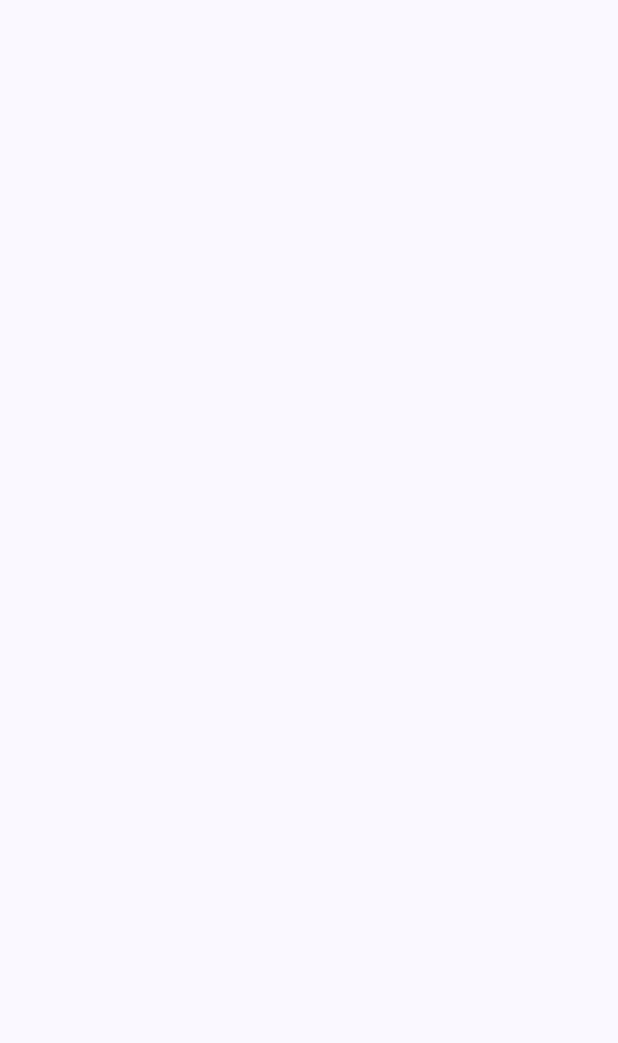
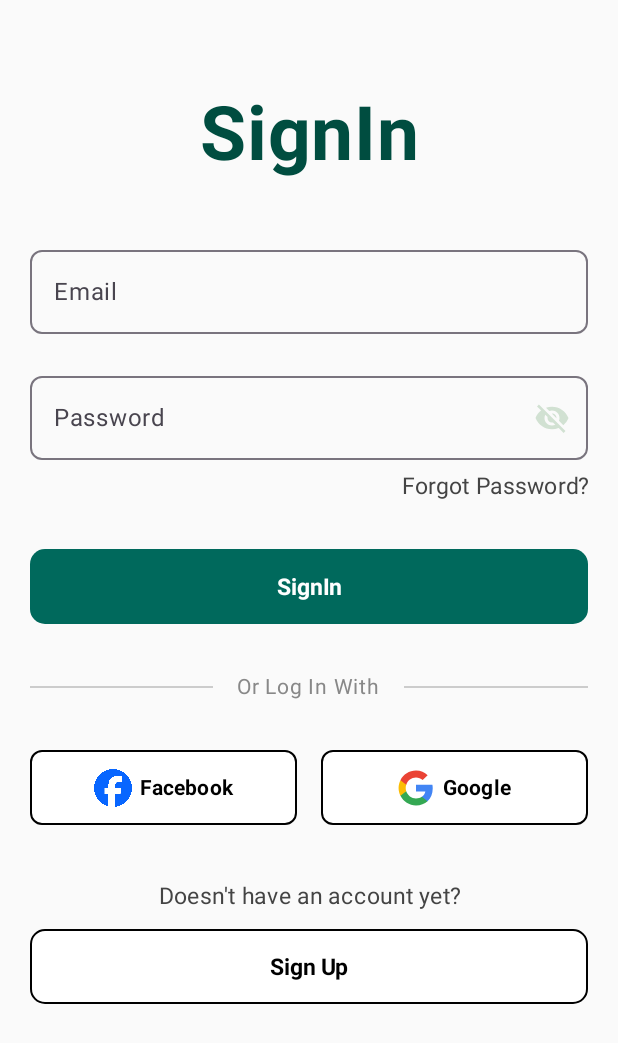
Before and after one commit to armanhovsepyan98/AuthModule, an Android app built with Jetpack Compose: the screen it shows after launch (MainActivity), on a phone screen of 412 x 824 dp. Before the commit the part shown is empty. Shown: the top 1043 px of the screen. Run offline under Robolectric (Android 15) with nearby library versions, the phone set to English and light mode, and no system bars.

Commit message:
Create Components SignInScreen Implementation and State Handling Navigation

```diff
--- a/app/src/main/java/com/authmodule/MainActivity.kt
+++ b/app/src/main/java/com/authmodule/MainActivity.kt
@@ -3,13 +3,7 @@ package com.authmodule
 import android.os.Bundle
 import androidx.activity.ComponentActivity
 import androidx.activity.compose.setContent
-import androidx.compose.foundation.layout.fillMaxSize
-import androidx.compose.material3.MaterialTheme
-import androidx.compose.material3.Surface
-import androidx.compose.material3.Text
-import androidx.compose.runtime.Composable
-import androidx.compose.ui.Modifier
-import androidx.compose.ui.tooling.preview.Preview
+import com.authmodule.navigation.Navigation
 import com.authmodule.ui.theme.AuthModuleTheme
 
 class MainActivity : ComponentActivity() {
@@ -17,13 +11,7 @@ class MainActivity : ComponentActivity() {
         super.onCreate(savedInstanceState)
         setContent {
             AuthModuleTheme {
-                // A surface container using the 'background' color from the theme
-                Surface(
-                    modifier = Modifier.fillMaxSize(),
-                    color = MaterialTheme.colorScheme.background
-                ) {
-
-                }
+                Navigation()
             }
         }
     }
--- /dev/null
+++ b/app/src/main/java/com/authmodule/navigation/Navigation.kt
@@ -0,0 +1,35 @@
+package com.authmodule.navigation
+
+import androidx.compose.runtime.Composable
+import androidx.navigation.compose.NavHost
+import androidx.navigation.compose.composable
+import androidx.navigation.compose.rememberNavController
+import com.authmodule.presentation.signin.SignInScreen
+import com.authmodule.presentation.signin.SignInViewModel
+import com.authmodule.presentation.signup.SignUpScreen
+import com.authmodule.presentation.signup.SignUpViewModel
+
+
+@Composable
+fun Navigation() {
+    val navController = rememberNavController()
+    NavHost(
+        navController = navController,
+        startDestination = ScreenRoutes.SignInScreen.route
+    ){
+        composable(ScreenRoutes.SignInScreen.route){
+            val viewModel = SignInViewModel()
+            SignInScreen(viewModel)
+        }
+        composable(ScreenRoutes.SignUpScreen.route){
+            val viewModel = SignUpViewModel()
+            SignUpScreen()
+        }
+    }
+
+}
+
+sealed class ScreenRoutes(val route:String){
+    object SignInScreen:ScreenRoutes("sign_in_screen")
+    object SignUpScreen:ScreenRoutes("sign_up_screen")
+}
--- /dev/null
+++ b/app/src/main/java/com/authmodule/presentation/components/AppButtons.kt
@@ -0,0 +1,99 @@
+package com.authmodule.presentation.components
+
+import androidx.compose.foundation.BorderStroke
+import androidx.compose.foundation.Image
+import androidx.compose.foundation.layout.Arrangement
+import androidx.compose.foundation.layout.Row
+import androidx.compose.foundation.layout.Spacer
+import androidx.compose.foundation.layout.fillMaxSize
+import androidx.compose.foundation.layout.fillMaxWidth
+import androidx.compose.foundation.layout.height
+import androidx.compose.foundation.layout.padding
+import androidx.compose.foundation.layout.size
+import androidx.compose.foundation.layout.width
+import androidx.compose.foundation.shape.RoundedCornerShape
+import androidx.compose.material3.Button
+import androidx.compose.material3.ButtonDefaults
+import androidx.compose.material3.Icon
+import androidx.compose.material3.MaterialTheme
+import androidx.compose.material3.Text
+import androidx.compose.runtime.Composable
+import androidx.compose.ui.Alignment
+import androidx.compose.ui.Modifier
+import androidx.compose.ui.graphics.Color
+import androidx.compose.ui.graphics.painter.Painter
+import androidx.compose.ui.graphics.vector.ImageVector
+import androidx.compose.ui.res.painterResource
+import androidx.compose.ui.text.font.FontWeight
+import androidx.compose.ui.unit.dp
+import androidx.compose.ui.unit.sp
+import com.authmodule.R
+
+@Composable
+fun AppButton(
+    buttonTxt: String,
+    backgroundColor: Color = MaterialTheme.colorScheme.primary,
+    onButtonClick: () -> Unit,
+) {
+    Button(
+        onClick = {
+            onButtonClick()
+        },
+        modifier = Modifier
+            .fillMaxWidth()
+            .height(50.dp),
+        shape = RoundedCornerShape(10.dp),
+        colors = ButtonDefaults.buttonColors(containerColor = backgroundColor),
+        border = if (backgroundColor == Color.White) BorderStroke(1.dp, Color.Black) else null
+    ) {
+        Text(
+            text = buttonTxt,
+            color = if (backgroundColor == Color.White) Color.Black else Color.White,
+            fontSize = 15.sp,
+            fontWeight = FontWeight.Bold
+        )
+    }
+}
+
+
+@Composable
+fun SocialMediaButton(
+    onClick: () -> Unit,
+    painter: Painter,
+    buttonText: String,
+    modifier: Modifier
+) {
+    Button(
+        onClick = { onClick() },
+        modifier = modifier
+            .fillMaxWidth()
+            .height(50.dp),
+        colors = ButtonDefaults.buttonColors(
+            containerColor = Color.White
+        ),
+        border = BorderStroke(1.dp, Color.Black),
+        shape = RoundedCornerShape(8.dp)
+    ) {
+        Row(
+            modifier = Modifier
+                .fillMaxSize(),
+            verticalAlignment = Alignment.CenterVertically,
+            horizontalArrangement = Arrangement.Center
+        ) {
+            Image(
+                modifier = Modifier.size(25.dp),
+                painter = painter,
+                contentDescription = null,
+            )
+
+            Spacer(modifier = Modifier.width(5.dp))
+
+            Text(
+                text = buttonText,
+                color = Color.Black,
+                fontSize = 14.sp,
+                fontWeight = FontWeight.Bold
+            )
+        }
+    }
+}
--- /dev/null
+++ b/app/src/main/java/com/authmodule/presentation/components/AppTextFields.kt
@@ -0,0 +1,125 @@
+package com.authmodule.presentation.components
+
+import androidx.compose.foundation.layout.fillMaxWidth
+import androidx.compose.foundation.shape.RoundedCornerShape
+import androidx.compose.foundation.text.KeyboardOptions
+import androidx.compose.material.icons.Icons
+import androidx.compose.material.icons.filled.Visibility
+import androidx.compose.material.icons.filled.VisibilityOff
+import androidx.compose.material3.ExperimentalMaterial3Api
+import androidx.compose.material3.Icon
+import androidx.compose.material3.IconButton
+import androidx.compose.material3.MaterialTheme
+import androidx.compose.material3.OutlinedTextField
+import androidx.compose.material3.Text
+import androidx.compose.material3.TextFieldDefaults
+import androidx.compose.runtime.Composable
+import androidx.compose.runtime.mutableStateOf
+import androidx.compose.runtime.remember
+import androidx.compose.ui.Modifier
+import androidx.compose.ui.graphics.Color
+import androidx.compose.ui.text.input.ImeAction
+import androidx.compose.ui.text.input.PasswordVisualTransformation
+import androidx.compose.ui.text.input.VisualTransformation
+import androidx.compose.ui.unit.dp
+
+@OptIn(ExperimentalMaterial3Api::class, ExperimentalMaterial3Api::class)
+@Composable
+fun EmailTextField(
+    labelValue: String,
+    hint: String,
+    textValue: String,
+    onTextChanged: (String) -> Unit,
+    isError: Boolean = false
+) {
+    OutlinedTextField(
+        modifier = Modifier.fillMaxWidth(),
+        value = textValue,
+        singleLine = true,
+        onValueChange = { newValue ->
+            onTextChanged(newValue)
+        },
+        label = {
+            Text(text = labelValue)
+        },
+        placeholder = {
+            Text(
+                text = hint,
+                color = MaterialTheme.colorScheme.secondary.copy(alpha = 0.2f),
+            )
+        },
+        keyboardOptions = KeyboardOptions(
+            imeAction = ImeAction.Next
+        ),
+        colors = TextFieldDefaults.outlinedTextFieldColors(
+            textColor = MaterialTheme.colorScheme.primary,
+        ),
+        shape = RoundedCornerShape(8.dp),
+    )
+}
+
+@OptIn(ExperimentalMaterial3Api::class, ExperimentalMaterial3Api::class)
+@Composable
+fun PasswordTextField(
+    labelValue: String,
+    hint: String,
+    textValue: String,
+    onTextChanged: (String) -> Unit,
+    isError: Boolean = false
+) {
+
+    val passwordVisibility = remember {
+        mutableStateOf(false)
+    }
+
+    OutlinedTextField(
+        modifier = Modifier.fillMaxWidth(),
+        value = textValue,
+        singleLine = true,
+        onValueChange = { newValue ->
+            onTextChanged(newValue)
+        },
+        label = {
+            Text(text = labelValue)
+        },
+        placeholder = {
+            Text(
+                text = hint,
+                color = MaterialTheme.colorScheme.secondary.copy(alpha = 0.2f),
+            )
+        },
+        trailingIcon = {
+            val iconImage = if (passwordVisibility.value) {
+                Icons.Filled.Visibility
+            } else {
+                Icons.Filled.VisibilityOff
+            }
+
+            val descriptions = if (passwordVisibility.value) {
+                "Hide password"
+            } else {
+                "Show Password"
+            }
+
+            IconButton(onClick = { passwordVisibility.value = !passwordVisibility.value }) {
+                Icon(
+                    imageVector = iconImage,
+                    contentDescription = descriptions,
+                    tint = MaterialTheme.colorScheme.secondary.copy(alpha = 0.2f)
+                )
+            }
+        },
+        visualTransformation = if (passwordVisibility.value) {
+            VisualTransformation.None
+        } else {
+            PasswordVisualTransformation()
+        },
+        keyboardOptions = KeyboardOptions(
+            imeAction = ImeAction.Done
+        ),
+        colors = TextFieldDefaults.outlinedTextFieldColors(
+            textColor = MaterialTheme.colorScheme.primary,
+        ),
+        shape = RoundedCornerShape(8.dp),
+    )
+}
--- /dev/null
+++ b/app/src/main/java/com/authmodule/presentation/components/Background.kt
@@ -0,0 +1,44 @@
+package com.authmodule.presentation.components
+
+import androidx.compose.foundation.background
+import androidx.compose.foundation.gestures.detectTapGestures
+import androidx.compose.foundation.layout.Box
+import androidx.compose.foundation.layout.Column
+import androidx.compose.foundation.layout.fillMaxHeight
+import androidx.compose.foundation.layout.fillMaxSize
+import androidx.compose.foundation.layout.padding
+import androidx.compose.material3.MaterialTheme
+import androidx.compose.runtime.Composable
+import androidx.compose.ui.Modifier
+import androidx.compose.ui.focus.FocusRequester
+import androidx.compose.ui.focus.focusRequester
+import androidx.compose.ui.input.pointer.pointerInput
+import androidx.compose.ui.platform.LocalFocusManager
+import androidx.compose.ui.unit.dp
+
+@Composable
+fun Background(
+    body: @Composable () -> Unit,
+) {
+    val focusRequester = FocusRequester()
+    val focusManager = LocalFocusManager.current
+
+    Box(
+        modifier = Modifier
+            .fillMaxSize()
+            .focusRequester(focusRequester)
+            .pointerInput(Unit) {
+                detectTapGestures(onTap = {
+                    focusManager.clearFocus()
+                })
+            }
+    ) {
+        Column(
+            modifier = Modifier
+                .padding(start = 20.dp, end = 20.dp)
+                .fillMaxSize()
+        ) {
+            body()
+        }
+    }
+}
--- /dev/null
+++ b/app/src/main/java/com/authmodule/presentation/signin/SignInScreen.kt
@@ -0,0 +1,186 @@
+package com.authmodule.presentation.signin
+
+import androidx.compose.foundation.background
+import androidx.compose.foundation.layout.Arrangement
+import androidx.compose.foundation.layout.Box
+import androidx.compose.foundation.layout.Row
+import androidx.compose.foundation.layout.Spacer
+import androidx.compose.foundation.layout.fillMaxWidth
+import androidx.compose.foundation.layout.height
+import androidx.compose.foundation.layout.padding
+import androidx.compose.foundation.layout.width
+import androidx.compose.material3.MaterialTheme
+import androidx.compose.material3.Text
+import androidx.compose.runtime.Composable
+import androidx.compose.runtime.getValue
+import androidx.compose.runtime.mutableStateOf
+import androidx.compose.runtime.remember
+import androidx.compose.runtime.setValue
+import androidx.compose.ui.Alignment
+import androidx.compose.ui.Modifier
+import androidx.compose.ui.graphics.Color
+import androidx.compose.ui.res.painterResource
+import androidx.compose.ui.text.font.FontWeight
+import androidx.compose.ui.text.style.TextAlign
+import androidx.compose.ui.unit.dp
+import androidx.compose.ui.unit.sp
+import com.authmodule.R
+import com.authmodule.presentation.components.AppButton
+import com.authmodule.presentation.components.Background
+import com.authmodule.presentation.components.EmailTextField
+import com.authmodule.presentation.components.PasswordTextField
+import com.authmodule.presentation.components.SocialMediaButton
+
+@Composable
+fun SignInScreen(viewModel: SignInViewModel) {
+    Background {
+        HeaderComponent()
+        InputFieldsComponent(viewModel)
+        ButtonsField()
+    }
+}
+
+@Composable
+fun HeaderComponent() {
+    Text(
+        modifier = Modifier
+            .fillMaxWidth()
+            .padding(top = 60.dp),
+        fontSize = 50.sp,
+        fontWeight = FontWeight.Bold,
+        text = "SignIn",
+        color = MaterialTheme.colorScheme.onPrimary,
+        textAlign = TextAlign.Center
+    )
+}
+
+@Composable
+fun InputFieldsComponent(viewModel: SignInViewModel) {
+    Spacer(modifier = Modifier.height(40.dp))
+    EmailTextField(
+        labelValue = "Email",
+        hint = "example@gmail.com",
+        textValue = viewModel.signInUIState.value.email,
+        onTextChanged = {
+            viewModel.onEvent(SignInUIEvent.EmailChanged(it))
+        }
+    )
+
+
+    Spacer(modifier = Modifier.height(20.dp))
+
+    PasswordTextField(
+        labelValue = "Password",
+        hint = "Enter your password",
+        textValue = viewModel.signInUIState.value.password,
+        onTextChanged = {
+            viewModel.onEvent(SignInUIEvent.PasswordChanged(it))
+        },
+    )
+
+    Text(
+        modifier = Modifier
+            .fillMaxWidth()
+            .padding(top = 5.dp),
+        fontSize = 15.sp,
+        color = Color.DarkGray,
+        textAlign = TextAlign.End,
+        text = "Forgot Password?"
+    )
+}
+
+@Composable
+fun ButtonsField() {
+    Spacer(modifier = Modifier.height(30.dp))
+    AppButton(
+        buttonTxt = "SignIn"
+    ) {}
+    Spacer(modifier = Modifier.height(30.dp))
+    LogInWithTextSeperator()
+    Spacer(modifier = Modifier.height(30.dp))
+    SocialMediaButtonsRow()
+    Spacer(modifier = Modifier.height(30.dp))
+    DoesNotHaveAccountTxt()
+    Spacer(modifier = Modifier.height(10.dp))
+    AppButton(
+        buttonTxt = "Sign Up",
+        backgroundColor = Color.White
+    ) {}
+}
+
+@Composable
+fun DoesNotHaveAccountTxt() {
+    Text(
+        modifier = Modifier
+            .fillMaxWidth()
+            .padding(top = 5.dp),
+        fontSize = 15.sp,
+        color = Color.DarkGray,
+        textAlign = TextAlign.Center,
+        text = "Doesn't have an account yet?",
+    )
+}
+
+@Composable
+fun SocialMediaButtonsRow() {
+    Row(
+        modifier = Modifier.fillMaxWidth(),
+        horizontalArrangement = Arrangement.SpaceBetween
+    ) {
+        SocialMediaButton(
+            onClick = {
+                // Handle Facebook button click
+            },
+            painter = painterResource(id = R.drawable.facebook),
+            buttonText = "Facebook",
+            modifier = Modifier
+                .weight(1f)
+                .padding(end = 8.dp)
+        )
+        SocialMediaButton(
+            onClick = {
+                // Handle Google button click
+            },
+            painter = painterResource(id = R.drawable.google),
+            buttonText = "Google",
+            modifier = Modifier
+                .weight(1f)
+                .padding(start = 8.dp)
+        )
+    }
+}
+
+
+@Composable
+fun LogInWithTextSeperator() {
+    Row(
+        modifier = Modifier
+            .fillMaxWidth(),
+        horizontalArrangement = Arrangement.Center,
+        verticalAlignment = Alignment.CenterVertically
+    ) {
+        Box(
+            modifier = Modifier
+                .height(1.dp)
+                .weight(1f)
+                .background(Color.LightGray)
+        )
+
+        Spacer(modifier = Modifier.width(16.dp))
+
+        Text(
+            text = "Or Log In With",
+            color = Color.Gray,
+            fontSize = 14.sp,
+        )
+
+        Spacer(modifier = Modifier.width(16.dp))
+
+        Box(
+            modifier = Modifier
+                .height(1.dp)
+                .weight(1f)
+                .background(Color.LightGray)
+        )
+    }
+}
--- /dev/null
+++ b/app/src/main/java/com/authmodule/presentation/signin/SignInViewModel.kt
@@ -0,0 +1,60 @@
+package com.authmodule.presentation.signin
+
+import androidx.compose.runtime.getValue
+import androidx.compose.runtime.mutableStateOf
+import androidx.compose.runtime.setValue
+import androidx.lifecycle.ViewModel
+
+class SignInViewModel : ViewModel() {
+
+    var uiState by mutableStateOf<State>(State.Initial)
+        private set
+
+    var signInUIState = mutableStateOf(SignInUIState())
+
+    fun onEvent(event: SignInUIEvent) {
+        when (event) {
+            is SignInUIEvent.EmailChanged -> {
+                signInUIState.value = signInUIState.value.copy(
+                    email = event.email
+                )
+            }
+
+            is SignInUIEvent.PasswordChanged -> {
+                signInUIState.value = signInUIState.value.copy(
+                    password = event.password
+                )
+            }
+
+            is SignInUIEvent.FacebookBtnClicked -> TODO()
+            is SignInUIEvent.ForgotPasswordTxtClicked -> TODO()
+            is SignInUIEvent.GoogleBtnClicked -> TODO()
+            is SignInUIEvent.SignInBtnClicked -> TODO()
+            is SignInUIEvent.SignUpBtnClicked -> TODO()
+        }
+    }
+}
+
+data class SignInUIState(
+    var email: String = "",
+    var password: String = "",
+)
+
+sealed class SignInUIEvent {
+    data class EmailChanged(val email: String) : SignInUIEvent()
+    data class PasswordChanged(val password: String) : SignInUIEvent()
+
+    object ForgotPasswordTxtClicked : SignInUIEvent()
+
+    object SignInBtnClicked : SignInUIEvent()
+    object SignUpBtnClicked : SignInUIEvent()
+    object GoogleBtnClicked : SignInUIEvent()
+    object FacebookBtnClicked : SignInUIEvent()
+}
+
+sealed class State {
+    object Initial : State()
+    object Loading : State()
+    open class Error(val messageRes: String) : State()
+    open class ErrorWithCode(val message: String) : State()
+}
--- /dev/null
+++ b/app/src/main/java/com/authmodule/presentation/signup/SignUpScreen.kt
@@ -0,0 +1,9 @@
+package com.authmodule.presentation.signup
+
+import androidx.compose.runtime.Composable
+
+@Composable
+fun SignUpScreen() {
+
+
+}
--- /dev/null
+++ b/app/src/main/java/com/authmodule/presentation/signup/SignUpViewModel.kt
@@ -0,0 +1,6 @@
+package com.authmodule.presentation.signup
+
+import androidx.lifecycle.ViewModel
+
+class SignUpViewModel:ViewModel() {
+}
--- a/app/src/main/java/com/authmodule/ui/theme/Theme.kt
+++ b/app/src/main/java/com/authmodule/ui/theme/Theme.kt
@@ -10,38 +10,39 @@ import androidx.compose.material3.dynamicLightColorScheme
 import androidx.compose.material3.lightColorScheme
 import androidx.compose.runtime.Composable
 import androidx.compose.runtime.SideEffect
+import androidx.compose.ui.graphics.Color
 import androidx.compose.ui.graphics.toArgb
 import androidx.compose.ui.platform.LocalContext
 import androidx.compose.ui.platform.LocalView
 import androidx.core.view.WindowCompat
 
 private val DarkColorScheme = darkColorScheme(
-    primary = Purple80,
-    secondary = PurpleGrey80,
-    tertiary = Pink80
+    primary = Color(0xFF00695C), // Dark green
+    onPrimary = Color(0xFF004D40), // Darker green
+    secondary = Color(0xFF2E7D32), // Green accent
+    onSecondary = Color(0xFF1B5E20), // Darker green accent
+    background = Color.Black,
+    surface = Color.White,
+    onBackground = Color.White,
+    onSurface = Color.White
 )
 
 private val LightColorScheme = lightColorScheme(
-    primary = Purple40,
-    secondary = PurpleGrey40,
-    tertiary = Pink40
-
-    /* Other default colors to override
-    background = Color(0xFFFFFBFE),
-    surface = Color(0xFFFFFBFE),
-    onPrimary = Color.White,
-    onSecondary = Color.White,
-    onTertiary = Color.White,
-    onBackground = Color(0xFF1C1B1F),
-    onSurface = Color(0xFF1C1B1F),
-    */
+    primary = Color(0xFF00695C), // Dark green
+    onPrimary = Color(0xFF004D40), // Darker green
+    secondary = Color(0xFF2E7D32), // Green accent
+    onSecondary = Color(0xFF1B5E20), // Darker green accent
+    background = Color.White,
+    surface = Color.White,
+    onBackground = Color.Black,
+    onSurface = Color.Black
 )
 
 @Composable
 fun AuthModuleTheme(
     darkTheme: Boolean = isSystemInDarkTheme(),
     // Dynamic color is available on Android 12+
-    dynamicColor: Boolean = true,
+    dynamicColor: Boolean = false,
     content: @Composable () -> Unit
 ) {
     val colorScheme = when {
--- /dev/null
+++ b/app/src/main/res/drawable/google.xml
@@ -0,0 +1,18 @@
+<vector xmlns:android="http://schemas.android.com/apk/res/android"
+    android:width="24dp"
+    android:height="24dp"
+    android:viewportWidth="24"
+    android:viewportHeight="24">
+  <path
+      android:pathData="M22.56,12.25c0,-0.78 -0.07,-1.53 -0.2,-2.25H12v4.26h5.92c-0.26,1.37 -1.04,2.53 -2.21,3.31v2.77h3.57c2.08,-1.92 3.28,-4.74 3.28,-8.09z"
+      android:fillColor="#4285F4"/>
+  <path
+      android:pathData="M12,23c2.97,0 5.46,-0.98 7.28,-2.66l-3.57,-2.77c-0.98,0.66 -2.23,1.06 -3.71,1.06 -2.86,0 -5.29,-1.93 -6.16,-4.53H2.18v2.84C3.99,20.53 7.7,23 12,23z"
+      android:fillColor="#34A853"/>
+  <path
+      android:pathData="M5.84,14.09c-0.22,-0.66 -0.35,-1.36 -0.35,-2.09s0.13,-1.43 0.35,-2.09V7.07H2.18C1.43,8.55 1,10.22 1,12s0.43,3.45 1.18,4.93l2.85,-2.22 0.81,-0.62z"
+      android:fillColor="#FBBC05"/>
+  <path
+      android:pathData="M12,5.38c1.62,0 3.06,0.56 4.21,1.64l3.15,-3.15C17.45,2.09 14.97,1 12,1 7.7,1 3.99,3.47 2.18,7.07l3.66,2.84c0.87,-2.6 3.3,-4.53 6.16,-4.53z"
+      android:fillColor="#EA4335"/>
+</vector>
--- a/build.gradle.kts
+++ b/build.gradle.kts
@@ -1,5 +1,8 @@
+buildscript {
+    val agp_version by extra("8.1.2")
+}
 // Top-level build file where you can add configuration options common to all sub-projects/modules.
 plugins {
-    id("com.android.application") version "8.1.1" apply false
+    id("com.android.application") version "8.1.2" apply false
     id("org.jetbrains.kotlin.android") version "1.8.10" apply false
 }
```
Also changed, not shown: app/build.gradle.kts (+9 -3 lines), app/src/main/res/drawable/facebook.png (added), gradle/wrapper/gradle-wrapper.properties.
